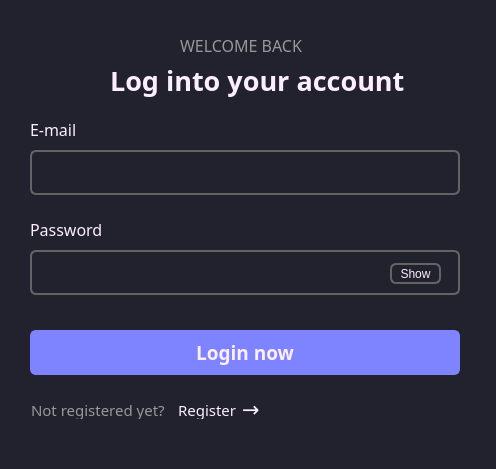
Old version of the form Client/login.ui in the repository wakeUPdxxn/wmessage.
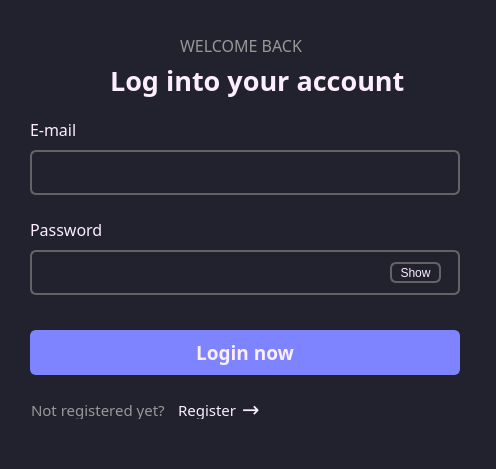
New version of the form.

Patch:
```diff
--- a/Client/login.ui
+++ b/Client/login.ui
@@ -253,10 +253,18 @@
     </font>
    </property>
    <property name="styleSheet">
-    <string notr="true">background-color: #22222e;
+    <string notr="true">QLineEdit {
+background-color: #22222e;
 color:rgb(252, 238, 255);
 border:2px solid rgb(99, 99, 99);
 border-radius: 6px;
+}
+QLineEdit:focus{
+background-color: #22222e;
+color:rgb(252, 238, 255);
+border:3px solid rgb(190, 190, 190);
+border-radius: 6px;
+}
 
 </string>
    </property>
@@ -294,7 +302,7 @@
    <property name="geometry">
     <rect>
      <x>390</x>
-     <y>263</y>
+     <y>262</y>
      <width>51</width>
      <height>21</height>
     </rect>
```
Left out of the diff: 22 changed lines with no effect on the pictures.
